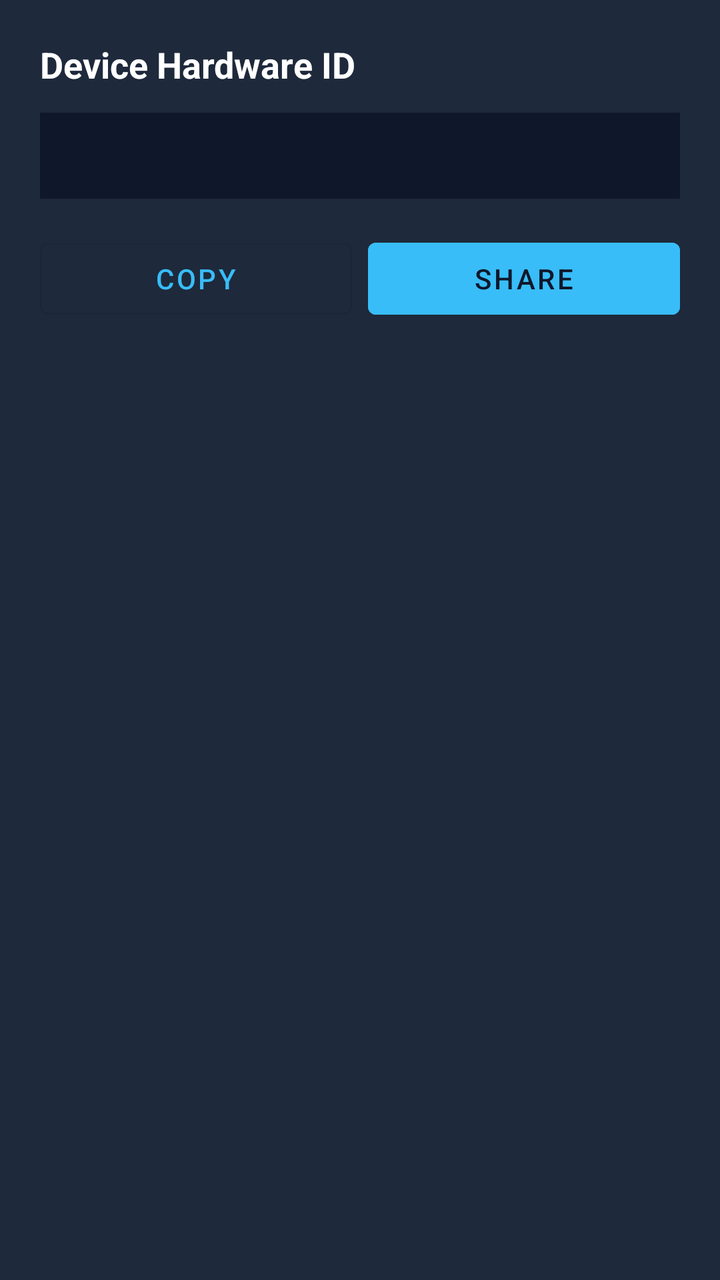
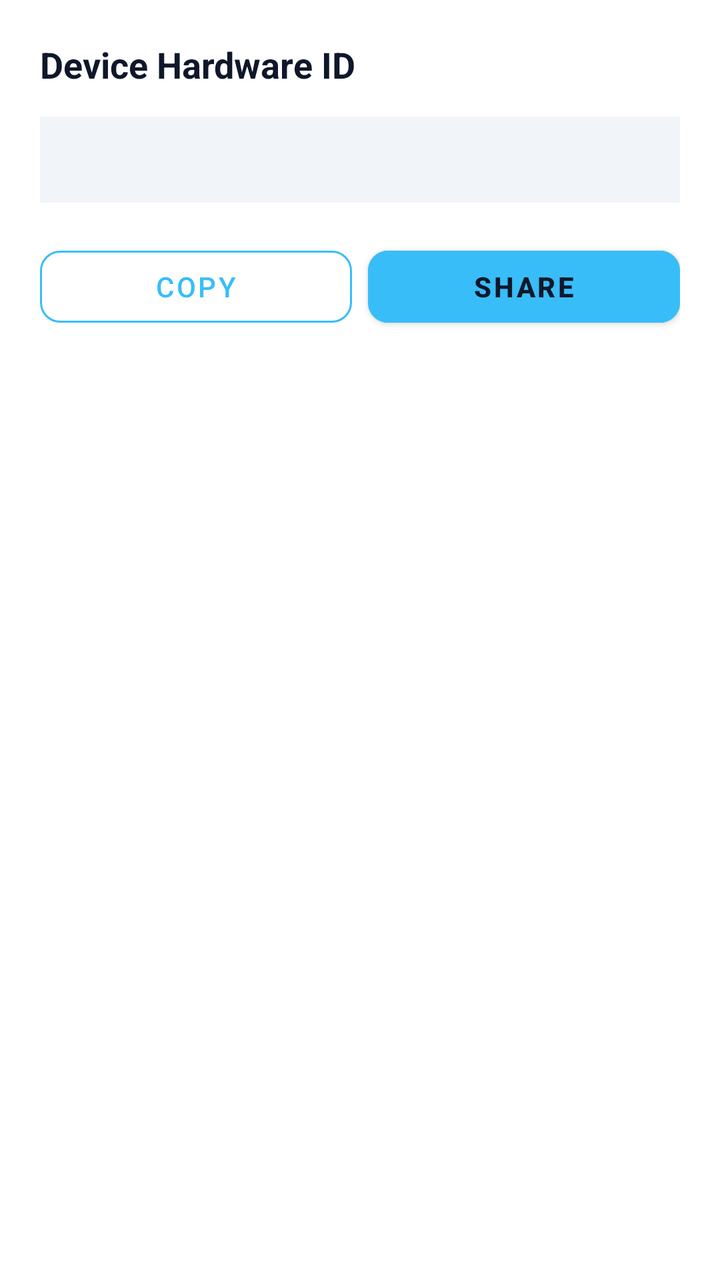

Screens rendered from an Android XML layout before and after an edit, with the pre-edit source and the edit as a unified diff.
<!-- AndroidManifest.xml: application theme AppTheme -->
<!-- res/layout/dialog_hwid.xml -->
<?xml version="1.0" encoding="utf-8"?>
<LinearLayout xmlns:android="http://schemas.android.com/apk/res/android"
    xmlns:app="http://com.android.material"
    android:layout_width="match_parent"
    android:layout_height="wrap_content"
    android:orientation="vertical"
    android:padding="20dp"
    android:background="#1E293B">

    <TextView
        android:layout_width="wrap_content"
        android:layout_height="wrap_content"
        android:text="Device Hardware ID"
        android:textColor="#FFFFFF"
        android:textSize="18sp"
        android:textStyle="bold" />

    <TextView
        android:id="@+id/tvHwidValue"
        android:layout_width="match_parent"
        android:layout_height="wrap_content"
        android:layout_marginTop="12dp"
        android:background="#0F172A"
        android:padding="12dp"
        android:textColor="#38BDF8"
        android:textSize="14sp"
        android:textIsSelectable="true"
        android:fontFamily="monospace" />

    <LinearLayout
        android:layout_width="match_parent"
        android:layout_height="wrap_content"
        android:layout_marginTop="16dp"
        android:orientation="horizontal">

        <com.google.android.material.button.MaterialButton
            android:id="@+id/btnCopyHwid"
            style="@style/Widget.MaterialComponents.Button.OutlinedButton"
            android:layout_width="0dp"
            android:layout_height="wrap_content"
            android:layout_weight="1"
            android:layout_marginEnd="8dp"
            android:text="Copy"
            android:textColor="#38BDF8"
            app:strokeColor="#38BDF8" />

        <com.google.android.material.button.MaterialButton
            android:id="@+id/btnShareHwid"
            android:layout_width="0dp"
            android:layout_height="wrap_content"
            android:layout_weight="1"
            android:text="Share"
            android:backgroundTint="#38BDF8"
            android:textColor="#0F172A" />
    </LinearLayout>

</LinearLayout>
<!-- resources referenced by this layout -->
<resources>
  <style name="AppTheme" parent="Theme.MaterialComponents.DayNight.NoActionBar">
          
          <item name="colorPrimary">#38BDF8</item>
          <item name="colorPrimaryVariant">#0284C7</item>
          <item name="colorOnPrimary">#FFFFFF</item>
          
          
          <item name="android:colorBackground">#F1F5F9</item>
          <item name="colorSurface">#FFFFFF</item>
          <item name="colorOnBackground">#0F172A</item>
          <item name="colorOnSurface">#0F172A</item>
          <item name="android:statusBarColor">#F1F5F9</item>
          <item name="android:windowLightStatusBar">true</item>
      </style>
</resources>

<!-- the commit's change to res/layout/dialog_hwid.xml (unified diff, before → after) -->
@@ -1,36 +1,40 @@
 <?xml version="1.0" encoding="utf-8"?>
 <LinearLayout xmlns:android="http://schemas.android.com/apk/res/android"
-    xmlns:app="http://com.android.material"
+    xmlns:app="http://schemas.android.com/apk/res-auto"
     android:layout_width="match_parent"
     android:layout_height="wrap_content"
+    android:background="?attr/colorSurface"
     android:orientation="vertical"
-    android:padding="20dp"
-    android:background="#1E293B">
+    android:padding="20dp">
 
+    
     <TextView
         android:layout_width="wrap_content"
         android:layout_height="wrap_content"
         android:text="Device Hardware ID"
-        android:textColor="#FFFFFF"
+        android:textColor="?attr/colorOnSurface"
         android:textSize="18sp"
         android:textStyle="bold" />
 
+    
     <TextView
         android:id="@+id/tvHwidValue"
         android:layout_width="match_parent"
         android:layout_height="wrap_content"
-        android:layout_marginTop="12dp"
-        android:background="#0F172A"
+        android:layout_marginTop="14dp"
+        android:background="?android:attr/colorBackground"
+        android:fontFamily="monospace"
         android:padding="12dp"
         android:textColor="#38BDF8"
+        android:textIsSelectable="true"
         android:textSize="14sp"
-        android:textIsSelectable="true"
-        android:fontFamily="monospace" />
+        android:textStyle="bold" />
 
+    
     <LinearLayout
         android:layout_width="match_parent"
         android:layout_height="wrap_content"
-        android:layout_marginTop="16dp"
+        android:layout_marginTop="18dp"
         android:orientation="horizontal">
 
         <com.google.android.material.button.MaterialButton
@@ -38,10 +42,11 @@
             style="@style/Widget.MaterialComponents.Button.OutlinedButton"
             android:layout_width="0dp"
             android:layout_height="wrap_content"
+            android:layout_marginEnd="8dp"
             android:layout_weight="1"
-            android:layout_marginEnd="8dp"
             android:text="Copy"
             android:textColor="#38BDF8"
+            app:cornerRadius="10dp"
             app:strokeColor="#38BDF8" />
 
         <com.google.android.material.button.MaterialButton
@@ -49,9 +54,11 @@
             android:layout_width="0dp"
             android:layout_height="wrap_content"
             android:layout_weight="1"
+            android:backgroundTint="#38BDF8"
             android:text="Share"
-            android:backgroundTint="#38BDF8"
-            android:textColor="#0F172A" />
+            android:textColor="#0F172A"
+            android:textStyle="bold"
+            app:cornerRadius="10dp" />
     </LinearLayout>
 
 </LinearLayout>
